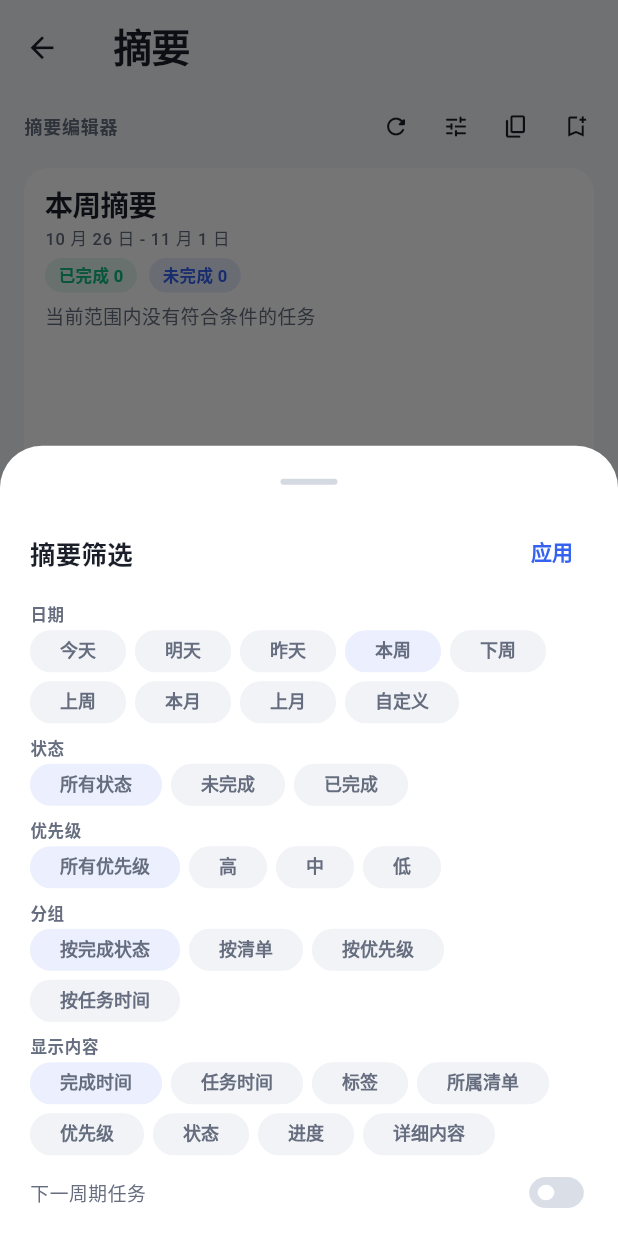
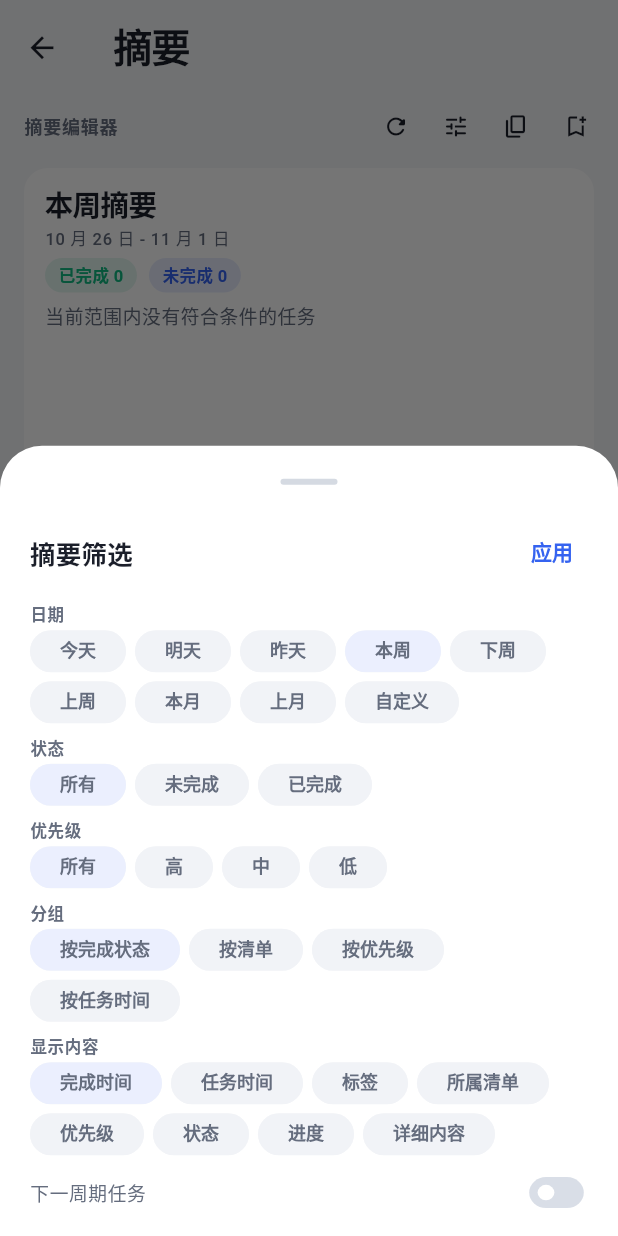
Before and after one commit to AnsGoo/caldav-free, a Flutter app: the SummaryPage screen opened directly, after a tap on the "tune" icon, on a phone screen of 412 x 824 dp. Run offline on Flutter 3.47's test engine with Material 3 defaults, Android fonts, the phone set to English and light mode, and no system bars; our stand-ins replace drift, flutter_local_notifications, timezone; accounts and stored records are empty; generated files the repository leaves out were written again.

Commit message:
feat(summary): 简化标签和状态显示文本，统一为“所有”

```diff
--- a/mobile/lib/features/tasks/summary_panel.dart
+++ b/mobile/lib/features/tasks/summary_panel.dart
@@ -722,7 +722,7 @@ class _TagFilterDropdown extends StatelessWidget {
           child: Row(
             children: [
               const SizedBox(width: 16),
-              const Expanded(child: Text('所有标签')),
+              const Expanded(child: Text('所有')),
               if (value.isEmpty)
                 Icon(Icons.check_rounded, size: 16, color: scheme.primary),
             ],
@@ -777,7 +777,7 @@ class _TagFilterDropdown extends StatelessWidget {
             ],
             Expanded(
               child: Text(
-                value.isEmpty ? '所有标签' : '# $value',
+                value.isEmpty ? '所有' : '# $value',
                 maxLines: 1,
                 overflow: TextOverflow.ellipsis,
                 style: const TextStyle(fontSize: 13),
@@ -1324,7 +1324,7 @@ class _SummarySettingsForm extends StatelessWidget {
           spacing: 6,
           children: [
             for (final entry in const {
-              'all': '所有状态',
+              'all': '所有',
               'open': '未完成',
               'completed': '已完成',
             }.entries)
@@ -1340,7 +1340,7 @@ class _SummarySettingsForm extends StatelessWidget {
           spacing: 6,
           children: [
             for (final entry in const {
-              0: '所有优先级',
+              0: '所有',
               3: '高',
               2: '中',
               1: '低',
```
